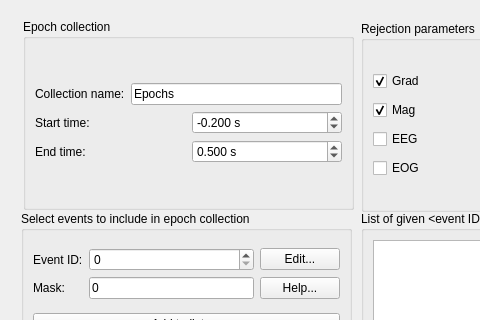
Before: the Qt Designer form qt4Designer_ui_files/eventSelectionDialogUi.ui in cibr-jyu/meggie, drawn with Qt 5; both pictures show x 0 to 480 and y 0 to 320 of the 763 by 977 pixel window.
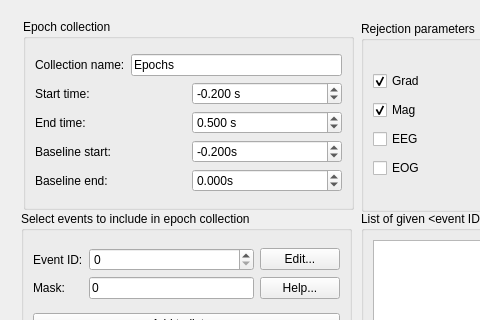
After: the same form once the commit is applied.

Commit message: Add baseline to epoch creation

```diff
--- a/qt4Designer_ui_files/eventSelectionDialogUi.ui
+++ b/qt4Designer_ui_files/eventSelectionDialogUi.ui
@@ -93,7 +93,7 @@
         <x>0</x>
         <y>0</y>
         <width>745</width>
-        <height>920</height>
+        <height>928</height>
        </rect>
       </property>
       <property name="minimumSize">
@@ -484,6 +484,60 @@
             </item>
            </layout>
           </item>
+          <item>
+           <layout class="QHBoxLayout" name="horizontalLayout_5">
+            <item>
+             <widget class="QLabel" name="labelBaselineStart">
+              <property name="text">
+               <string>Baseline start:</string>
+              </property>
+             </widget>
+            </item>
+            <item>
+             <widget class="QDoubleSpinBox" name="doubleSpinBoxBaselineStart">
+              <property name="suffix">
+               <string>s</string>
+              </property>
+              <property name="decimals">
+               <number>3</number>
+              </property>
+              <property name="minimum">
+               <double>-10.000000000000000</double>
+              </property>
+              <property name="value">
+               <double>-0.200000000000000</double>
+              </property>
+             </widget>
+            </item>
+           </layout>
+          </item>
+          <item>
+           <layout class="QHBoxLayout" name="horizontalLayout_6">
+            <item>
+             <widget class="QLabel" name="labelBaselineEnd">
+              <property name="text">
+               <string>Baseline end:</string>
+              </property>
+             </widget>
+            </item>
+            <item>
+             <widget class="QDoubleSpinBox" name="doubleSpinBoxBaselineEnd">
+              <property name="suffix">
+               <string>s</string>
+              </property>
+              <property name="decimals">
+               <number>3</number>
+              </property>
+              <property name="minimum">
+               <double>-10.000000000000000</double>
+              </property>
+              <property name="value">
+               <double>0.000000000000000</double>
+              </property>
+             </widget>
+            </item>
+           </layout>
+          </item>
          </layout>
         </item>
        </layout>
```
The commit also changes 5 other files.
